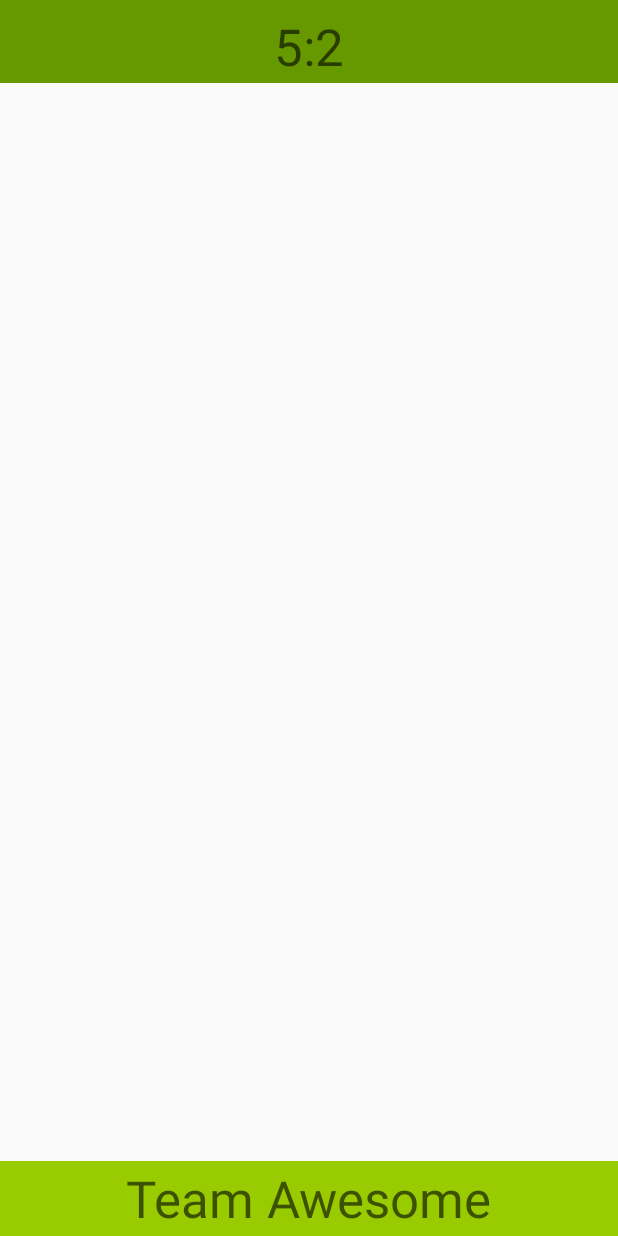
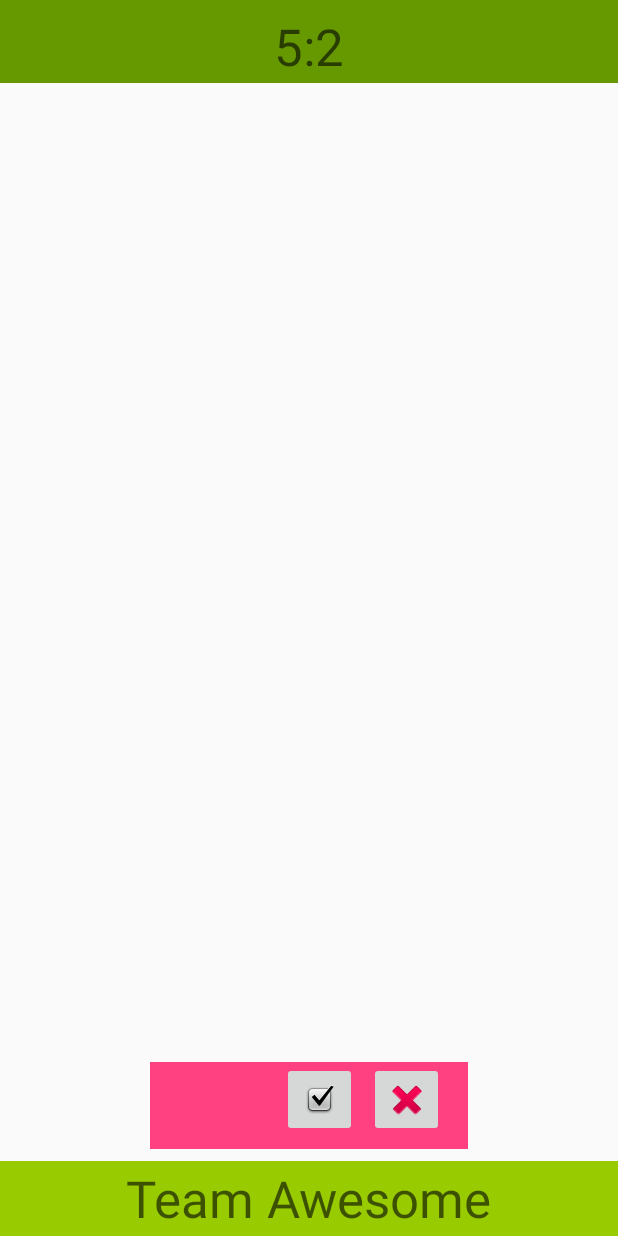
Before and after one commit to c-reeder/hint, an Android app: the screen it shows after launch (MainActivity), on a phone screen of 412 x 824 dp. Run offline under Robolectric (Android 15) with nearby library versions, the phone set to English and light mode, and no system bars.

Commit message:
Added Top and Bottom Bar correctly

```diff
--- a/app/src/main/res/layout/activity_main.xml
+++ b/app/src/main/res/layout/activity_main.xml
@@ -8,14 +8,17 @@
     tools:context="com.wordpress.simpledevelopments.password.MainActivity">
 
     <RelativeLayout
-        android:layout_width="0dp"
         android:id="@+id/topBar"
-        app:layout_constraintLeft_toLeftOf="parent"
         android:background="@android:color/holo_green_dark"
         tools:alpha="1"
+        android:layout_height="55dp"
+        android:layout_width="0dp"
+        tools:layout_constraintTop_creator="1"
+        tools:layout_constraintRight_creator="1"
         app:layout_constraintRight_toRightOf="parent"
-        android:layout_height="55dp"
-        tools:layout_editor_absoluteY="0dp">
+        tools:layout_constraintLeft_creator="1"
+        app:layout_constraintLeft_toLeftOf="parent"
+        app:layout_constraintTop_toTopOf="parent">
 
         <TextView
             android:layout_width="wrap_content"
@@ -38,12 +41,15 @@
 
     <RelativeLayout
         android:id="@+id/teamNameBar"
+        android:layout_height="50dp"
+        android:background="@android:color/holo_green_light"
         android:layout_width="0dp"
-        app:layout_constraintBottom_toBottomOf="parent"
         app:layout_constraintRight_toRightOf="parent"
         app:layout_constraintLeft_toLeftOf="parent"
-        android:layout_height="50dp"
-        android:background="@android:color/holo_green_light">
+        app:layout_constraintHorizontal_bias="0.0"
+        app:layout_constraintBottom_toBottomOf="parent"
+        tools:layout_constraintRight_creator="1"
+        tools:layout_constraintLeft_creator="1">
 
         <TextView
             android:text="Team Awesome"
@@ -51,7 +57,48 @@
             android:layout_height="wrap_content"
             android:id="@+id/teamName"
             android:textAppearance="@style/TextAppearance.AppCompat.Display1"
+            android:layout_centerVertical="false"
+            android:layout_alignParentEnd="false"
             android:layout_centerInParent="true" />
     </RelativeLayout>
 
+    <LinearLayout
+        android:orientation="horizontal"
+        android:id="@+id/buttonRow"
+        android:layout_height="wrap_content"
+        android:layout_width="wrap_content"
+        android:background="@color/colorAccent"
+        tools:layout_constraintRight_creator="1"
+        app:layout_constraintRight_toRightOf="parent"
+        tools:layout_constraintLeft_creator="1"
+        app:layout_constraintLeft_toLeftOf="parent"
+        app:layout_constraintBottom_toTopOf="@+id/teamNameBar"
+        android:layout_marginBottom="8dp">
+
+        <ImageButton
+            app:srcCompat="@android:drawable/checkbox_on_background"
+            android:id="@+id/successButton"
+            android:contentDescription="Click when Word is Guessed"
+            android:layout_height="50dp"
+            android:layout_marginStart="88dp"
+            app:layout_constraintLeft_toLeftOf="parent"
+            tools:layout_editor_absoluteY="407dp"
+            android:layout_weight="1"
+            android:layout_width="50dp" />
+
+        <ImageButton
+            app:srcCompat="@android:drawable/ic_delete"
+            android:id="@+id/failureButton"
+            android:layout_height="50dp"
+            android:layout_marginEnd="16dp"
+            app:layout_constraintRight_toRightOf="parent"
+            android:layout_marginStart="8dp"
+            app:layout_constraintLeft_toRightOf="@+id/successButton"
+            app:layout_constraintHorizontal_bias="0.46"
+            android:layout_width="50dp"
+            app:layout_constraintBottom_toTopOf="@+id/teamNameBar"
+            android:layout_marginBottom="8dp"
+            android:layout_weight="1" />
+    </LinearLayout>
+
 </android.support.constraint.ConstraintLayout>
--- a/app/src/main/res/values/colors.xml
+++ b/app/src/main/res/values/colors.xml
@@ -2,5 +2,5 @@
 <resources>
     <color name="colorPrimary">#3F51B5</color>
     <color name="colorPrimaryDark">#303F9F</color>
-    <color name="colorAccent">#FF4081</color>
+    <color name="colorAccent">#ff4081</color>
 </resources>
```
